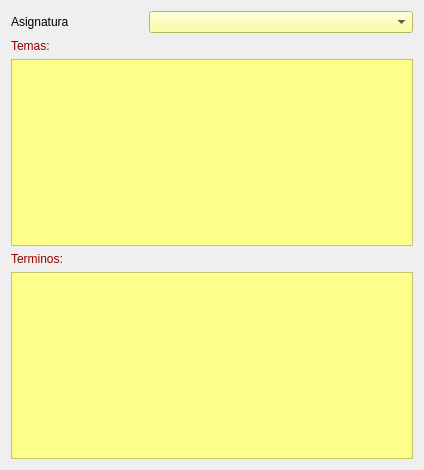
The window that listaform.ui (FLiamTech/askme) describes before a commit, drawn with Qt 5.
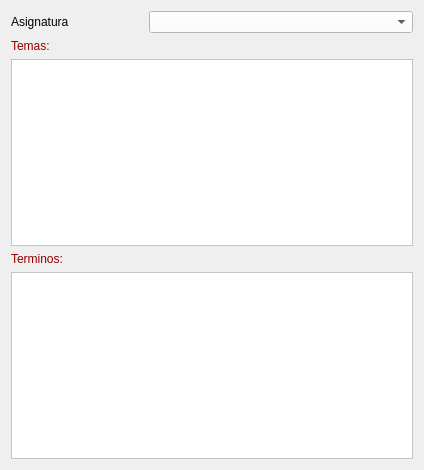
The same window after the commit.

```diff
--- a/listaform.ui
+++ b/listaform.ui
@@ -30,7 +30,7 @@
      <item>
       <widget class="QTableWidget" name="tblTemas">
        <property name="styleSheet">
-        <string notr="true">background-color: rgb(253, 255, 138);</string>
+        <string notr="true">background-color: rgb(255, 255, 255);</string>
        </property>
       </widget>
      </item>
@@ -52,7 +52,7 @@
      <item>
       <widget class="QTableWidget" name="tblTerminos">
        <property name="styleSheet">
-        <string notr="true">background-color: rgb(253, 255, 138);</string>
+        <string notr="true">background-color: rgb(255, 255, 255);</string>
        </property>
       </widget>
      </item>
@@ -68,7 +68,7 @@
    <item row="0" column="1" colspan="2">
     <widget class="QComboBox" name="cmbAsignaturas">
      <property name="styleSheet">
-      <string notr="true">background-color: rgb(253, 255, 138);</string>
+      <string notr="true">background-color: rgb(255, 255, 255);</string>
      </property>
     </widget>
    </item>
```
